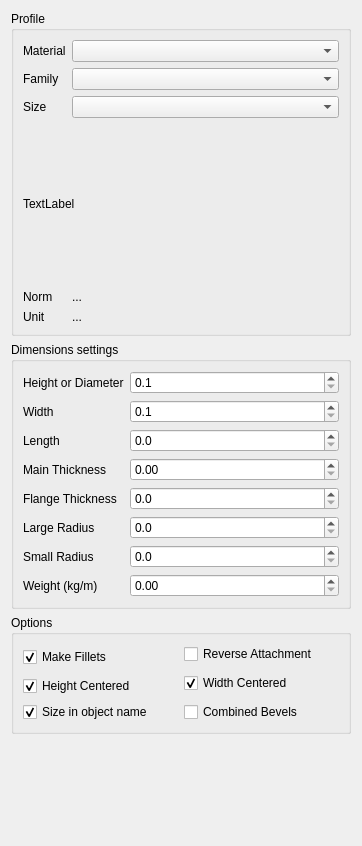
rfootq/frameforge, file freecad/frameforge/resources/ui/create_profiles.ui: the form before one commit.
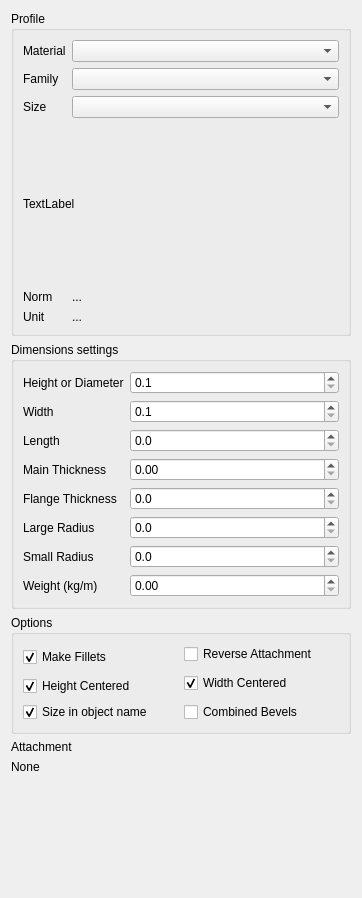
The form after the commit.

Commit message: introducing profiles from warehouse profiles macro :)

```diff
--- a/freecad/frameforge/resources/ui/create_profiles.ui
+++ b/freecad/frameforge/resources/ui/create_profiles.ui
@@ -7,7 +7,7 @@
     <x>0</x>
     <y>0</y>
     <width>362</width>
-    <height>846</height>
+    <height>898</height>
    </rect>
   </property>
   <property name="windowTitle">
@@ -331,6 +331,20 @@
      </layout>
     </widget>
    </item>
+   <item>
+    <widget class="QLabel" name="label_14">
+     <property name="text">
+      <string>Attachment</string>
+     </property>
+    </widget>
+   </item>
+   <item>
+    <widget class="QLabel" name="label_attach">
+     <property name="text">
+      <string>None</string>
+     </property>
+    </widget>
+   </item>
    <item>
     <spacer name="verticalSpacer">
      <property name="orientation">
```
Left out of the diff: 4 changed lines with no effect on the pictures. The commit also changes 2 other files.
